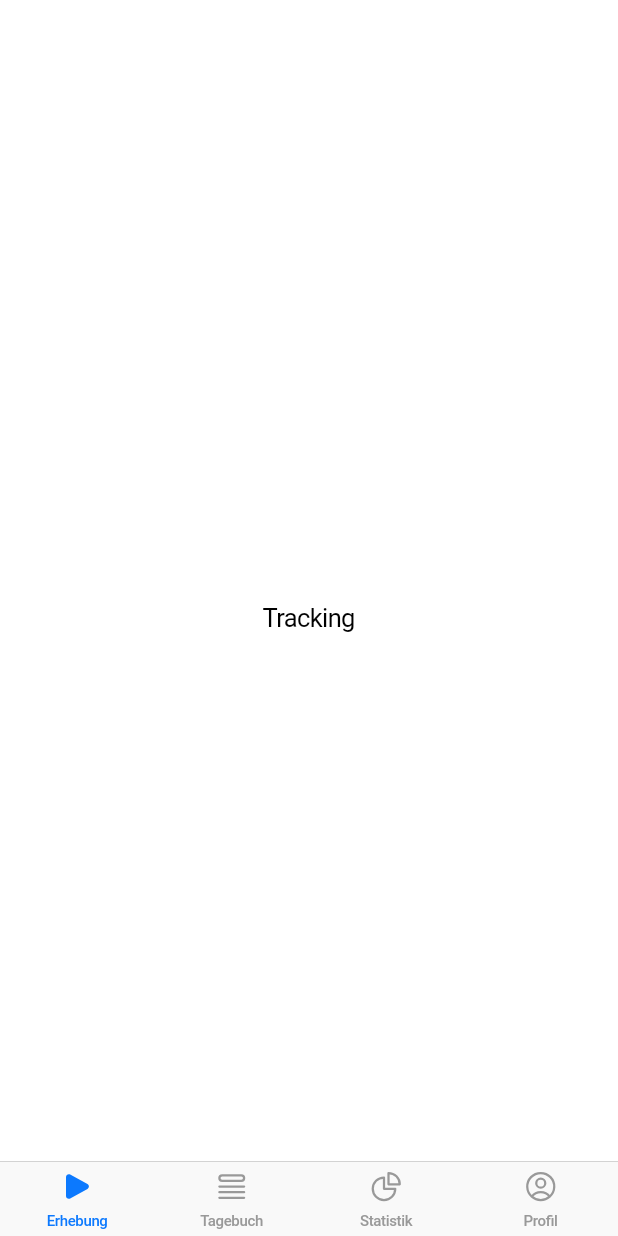
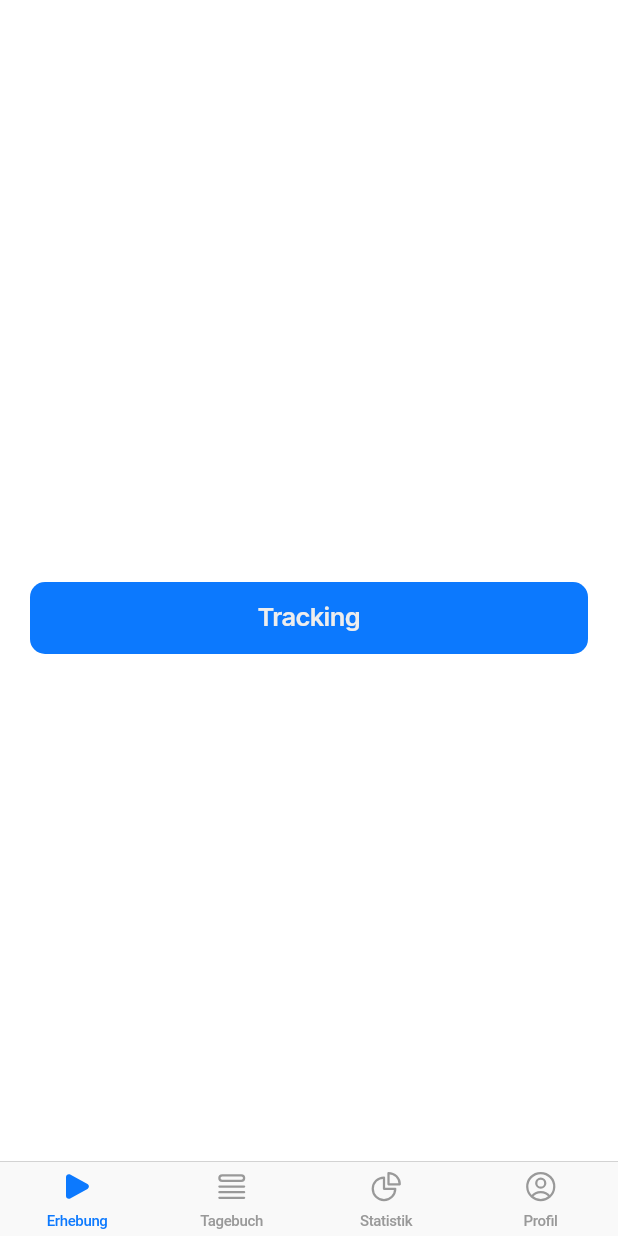
Before and after one commit to IfV-Trekko/trekko-frontend, a Flutter app: the screen it shows after launch, on a phone screen of 412 x 824 dp. Run offline on Flutter 3.47's test engine with Material 3 defaults, Android fonts, the phone set to English and light mode, and no system bars; our stand-ins replace google_fonts, heroicons.

Commit message:
Button established

```diff
--- a/lib/components/button.dart
+++ b/lib/components/button.dart
@@ -1,18 +1,28 @@
+import 'package:app_frontend/app_theme.dart';
 import 'package:app_frontend/components/constants/buttonSize.dart';
 import 'package:app_frontend/components/constants/buttonStyle.dart';
 import 'package:flutter/cupertino.dart';
+import 'package:google_fonts/google_fonts.dart';
+import 'package:heroicons/heroicons.dart';
 
 class Button extends StatelessWidget {
   final String title;
-  final Icon icon;
+  final HeroIcons? icon;
   final bool loading;
   final bool stretch;
   final ButtonStyle style;
   final ButtonSize size;
   final Function onPressed;
 
-  Button(this.title, this.icon, this.loading, this.stretch, this.style,
-      this.size, this.onPressed);
+  const Button(
+      {required this.title,
+      required this.onPressed,
+      this.style = ButtonStyle.primary,
+      this.size = ButtonSize.large,
+      this.loading = false,
+      this.stretch = true,
+      this.icon,
+      super.key});
 
   @override
   Widget build(BuildContext context) {
@@ -20,29 +30,47 @@ class Button extends StatelessWidget {
         onPressed: () {
           onPressed();
         },
-      child: LayoutBuilder(
-        builder: (context, constraints) {
-          return Container(
-            width: stretch ? constraints.maxWidth : constraints.minWidth,
+        child: Opacity(
+            opacity: loading ? 0.7 : 1.0,
+            child: Container(
+                height: size.height,
+                decoration: BoxDecoration(
+                  color: style.backgroundColor,
+                  borderRadius: BorderRadius.circular(size.borderRadius),
+                ),
                 child: Row(
+                  mainAxisSize: stretch ? MainAxisSize.max : MainAxisSize.min,
                   mainAxisAlignment: MainAxisAlignment.center,
-              children: <Widget>[
-                icon != null ? icon : Container(),
-                icon != null ? SizedBox(width: 10) : Container(),
-                loading
-                    ? CupertinoActivityIndicator()
-                    : Text(
+                  children: [
+                    if (loading) ...[
+                      SizedBox(width: 10),
+                      CupertinoActivityIndicator(
+                        color: style == ButtonStyle.primary
+                            ? AppThemeColors.contrast0
+                            : AppThemeColors.blue,
+                      ),
+                      SizedBox(width: 10),
+                    ] else ...[
+                      const SizedBox(width: 10),
+                      if (icon != null) ...[
+                        HeroIcon(
+                          icon!,
+                          size: size.iconSize,
+                          color: style.textColor,
+                        ),
+                        SizedBox(width: size.sizedBoxWidth),
+                      ],
+                      Text(
                         title,
-                        style: TextStyle(
-                          fontSize: size == ButtonSize.small ? 14 : 16,
-                          fontWeight: FontWeight.w600,
+                        style: GoogleFonts.inter(
+                          color: style.textColor,
+                          fontSize: size.fontSize,
+                          fontWeight: size.fontWeight,
                         ),
                       ),
+                      const SizedBox(width: 10),
                     ],
-            ),
-          );
-        },
-      ),
-    );
+                  ],
+                ))));
   }
 }
--- a/lib/components/constants/buttonSize.dart
+++ b/lib/components/constants/buttonSize.dart
@@ -1,4 +1,32 @@
+import 'package:flutter/cupertino.dart';
+
 enum ButtonSize {
-  small,
-  large;
+  small(
+      height: 28,
+      borderRadius: 40,
+      fontSize: 15,
+      iconSize: 20,
+      sizedBoxWidth: 4,
+      fontWeight: FontWeight.w400), //TODO attribute benennen
+  large(
+      height: 48,
+      borderRadius: 10,
+      fontSize: 17,
+      iconSize: 24,
+      sizedBoxWidth: 4,
+      fontWeight: FontWeight.w600);
+
+  const ButtonSize(
+      {required this.height,
+      required this.borderRadius,
+      required this.fontSize,
+      required this.iconSize,
+      required this.sizedBoxWidth,
+      required this.fontWeight});
+  final double height;
+  final double borderRadius;
+  final double fontSize;
+  final double iconSize;
+  final double sizedBoxWidth;
+  final FontWeight fontWeight;
 }
--- a/lib/components/constants/buttonStyle.dart
+++ b/lib/components/constants/buttonStyle.dart
@@ -1,13 +1,11 @@
+import 'package:app_frontend/app_theme.dart';
 import 'package:flutter/cupertino.dart';
 
 enum ButtonStyle {
-  primary(CupertinoColors.activeBlue, CupertinoColors.white),
-  secondary(CupertinoColors.white, CupertinoColors.activeBlue);
+  primary(AppThemeColors.blue, AppThemeColors.contrast0),
+  secondary(AppThemeColors.contrast150, AppThemeColors.blue);
 
   const ButtonStyle(this.backgroundColor, this.textColor);
   final Color backgroundColor;
   final Color textColor;
-
-  get BackroundColor => backgroundColor;
-  get TextColor => textColor;
 }
--- a/lib/screens/tracking/tracking.dart
+++ b/lib/screens/tracking/tracking.dart
@@ -1,4 +1,8 @@
+import 'package:app_frontend/components/button.dart';
+import 'package:app_frontend/components/constants/buttonSize.dart';
+import 'package:app_frontend/components/constants/buttonStyle.dart';
 import 'package:flutter/cupertino.dart';
+import 'package:heroicons/heroicons.dart';
 
 class Tracking extends StatefulWidget {
   const Tracking({super.key});
@@ -14,7 +18,10 @@ class _TrackingState extends State<Tracking> {
   Widget build(BuildContext context) {
     return CupertinoPageScaffold(
       child: Center(
-        child: Text('Tracking'),
+        child: Button(
+          title: 'Tracking',
+          onPressed: () {},
+        ),
       ),
     );
   }
```
Lines whose indentation alone changed are shown as unchanged.
